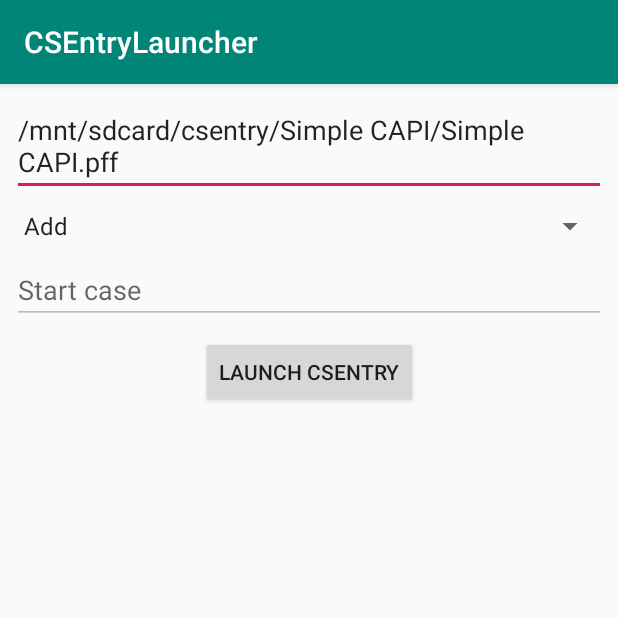
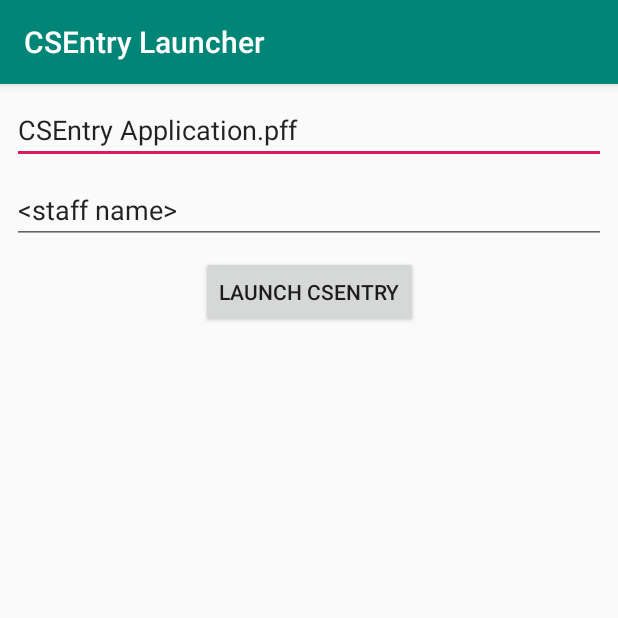
Before and after one commit to CSProDevelopment/CSEntryAndroidLauncher, an Android app: the screen it shows after launch (MainActivity), after a tap on "LAUNCH CSENTRY", on a phone screen of 412 x 824 dp, the top half of it. Run offline under Robolectric (Android 15) with nearby library versions, the phone set to English and light mode, and no system bars.

Commit message:
modified the application to pass in values using new the 7.4 approach

```diff
--- a/app/src/main/java/gov/census/cspro/csentrylauncher/MainActivity.java
+++ b/app/src/main/java/gov/census/cspro/csentrylauncher/MainActivity.java
@@ -3,21 +3,19 @@ package gov.census.cspro.csentrylauncher;
 import android.content.ActivityNotFoundException;
 import android.content.ComponentName;
 import android.content.Intent;
-import android.content.pm.PackageManager;
 import android.support.v7.app.AlertDialog;
 import android.support.v7.app.AppCompatActivity;
 import android.os.Bundle;
 import android.view.View;
-import android.widget.AdapterView;
 import android.widget.Button;
 import android.widget.EditText;
-import android.widget.Spinner;
+
+import java.util.UUID;
 
 public class MainActivity extends AppCompatActivity {
 
     private EditText mEditTextPffFile;
-    private EditText mEditTextCaseId;
-    private Spinner mSpinnerMode;
+    private EditText mEditTextStaffName;
 
     @Override
     protected void onCreate(Bundle savedInstanceState) {
@@ -25,49 +23,31 @@ public class MainActivity extends AppCompatActivity {
         setContentView(R.layout.activity_main);
 
         mEditTextPffFile = findViewById(R.id.editTextPff);
-        mEditTextCaseId = findViewById(R.id.editTextCaseId);
-        mSpinnerMode = findViewById(R.id.spinnerMode);
-
-        // Only enable for modify mode
-        mEditTextCaseId.setEnabled(mSpinnerMode.getSelectedItemPosition() == 1);
-
-        mSpinnerMode.setOnItemSelectedListener(new AdapterView.OnItemSelectedListener() {
-            @Override
-            public void onItemSelected(AdapterView<?> parent, View view, int pos, long id) {
-                // Only enable for modify mode
-                mEditTextCaseId.setEnabled(pos == 1);
-            }
-
-            @Override
-            public void onNothingSelected(AdapterView<?> parent) {
-            }
-        });
+        mEditTextStaffName = findViewById(R.id.editTextStaffName);
 
         Button buttonLaunch = findViewById(R.id.buttonLaunch);
         buttonLaunch.setOnClickListener(new View.OnClickListener() {
             @Override
             public void onClick(View view) {
-
                 final String pffFile = mEditTextPffFile.getText().toString();
-                final boolean addMode = mSpinnerMode.getSelectedItemPosition() == 0;
-                final String startCaseId = addMode ? null : mEditTextCaseId.getText().toString();
-                launchCSEntry(pffFile, addMode, startCaseId);
+                final String staffName = mEditTextStaffName.getText().toString();
+                launchCSEntry(pffFile, staffName);
             }
         });
     }
 
-    private void launchCSEntry(String pffFile, boolean addMode, String startCaseId) {
+    private void launchCSEntry(String pffFile, String staffName) {
 
         try {
             Intent intent = new Intent();
             intent.setComponent(new ComponentName("gov.census.cspro.csentry", "gov.census.cspro.csentry.ui.EntryActivity"));
-            intent.putExtra("NEWCASE", addMode ? 0 : 1);
-            intent.putExtra("CASEID", startCaseId);
             intent.putExtra("PFF_FILENAME", pffFile);
-            intent.putExtra("OPERATOR_ID", "josh");
+            intent.putExtra("STAFF_NAME", staffName);
+            intent.putExtra("Key", UUID.randomUUID());
             startActivity(intent);
-        } catch (ActivityNotFoundException e)
-        {
+        }
+
+        catch (ActivityNotFoundException e) {
             AlertDialog.Builder alertDialogBuilder = new AlertDialog.Builder(this);
             alertDialogBuilder.setMessage(R.string.activity_not_found).show();
         }
--- a/app/src/main/res/layout/activity_main.xml
+++ b/app/src/main/res/layout/activity_main.xml
@@ -8,8 +8,7 @@
 
     <EditText
         android:id="@+id/editTextPff"
-        android:hint="@string/pff_file"
-        android:text="/mnt/sdcard/csentry/Simple CAPI/Simple CAPI.pff"
+        android:text="@string/pff_file"
         android:layout_width="match_parent"
         android:layout_height="wrap_content"
         android:layout_marginStart="8dp"
@@ -19,24 +18,9 @@
         app:layout_constraintStart_toStartOf="parent"
         app:layout_constraintTop_toTopOf="parent" />
 
-    <Spinner
-        android:id="@+id/spinnerMode"
-        android:spinnerMode="dialog"
-        android:prompt="@string/mode"
-        android:layout_width="match_parent"
-        android:layout_height="wrap_content"
-        android:layout_marginTop="8dp"
-        android:layout_marginStart="8dp"
-        android:layout_marginEnd="8dp"
-        app:layout_constraintEnd_toEndOf="parent"
-        app:layout_constraintStart_toStartOf="parent"
-        app:layout_constraintTop_toBottomOf="@id/editTextPff"
-        android:entries="@array/array_open_modes"
-        />
-
     <EditText
-        android:id="@+id/editTextCaseId"
-        android:hint="@string/start_case"
+        android:id="@+id/editTextStaffName"
+        android:text="@string/staff_name"
         android:layout_width="match_parent"
         android:layout_height="wrap_content"
         android:layout_marginStart="8dp"
@@ -44,7 +28,7 @@
         android:layout_marginEnd="8dp"
         app:layout_constraintEnd_toEndOf="parent"
         app:layout_constraintStart_toStartOf="parent"
-        app:layout_constraintTop_toBottomOf="@id/spinnerMode" />
+        app:layout_constraintTop_toBottomOf="@id/editTextPff" />
 
     <Button
         android:id="@+id/buttonLaunch"
@@ -54,7 +38,7 @@
         android:text="@string/launch"
         app:layout_constraintEnd_toEndOf="parent"
         app:layout_constraintStart_toStartOf="parent"
-        app:layout_constraintTop_toBottomOf="@id/editTextCaseId"
+        app:layout_constraintTop_toBottomOf="@id/editTextStaffName"
         tools:layout_editor_absoluteX="16dp"
         tools:layout_editor_absoluteY="160dp" />
 
--- a/app/src/main/res/values/strings.xml
+++ b/app/src/main/res/values/strings.xml
@@ -1,14 +1,7 @@
 <resources>
-    <string name="app_name">CSEntryLauncher</string>
-
+    <string name="app_name">CSEntry Launcher</string>
     <string name="launch">Launch CSEntry</string>
-    <string name="start_case">Start case</string>
-    <string name="pff_file">Pff file</string>
-    <string name="mode">Mode</string>
+    <string name="pff_file">CSEntry Application.pff</string>
+    <string name="staff_name">&lt;staff name&gt;</string>
     <string name="activity_not_found">Failed to launch CSEntry. Make sure it is installed on this device.</string>
-
-    <string-array name="array_open_modes">
-        <item>Add</item>
-        <item>Modify</item>
-    </string-array>
 </resources>
```
Also changed, not shown: 13 other files.
